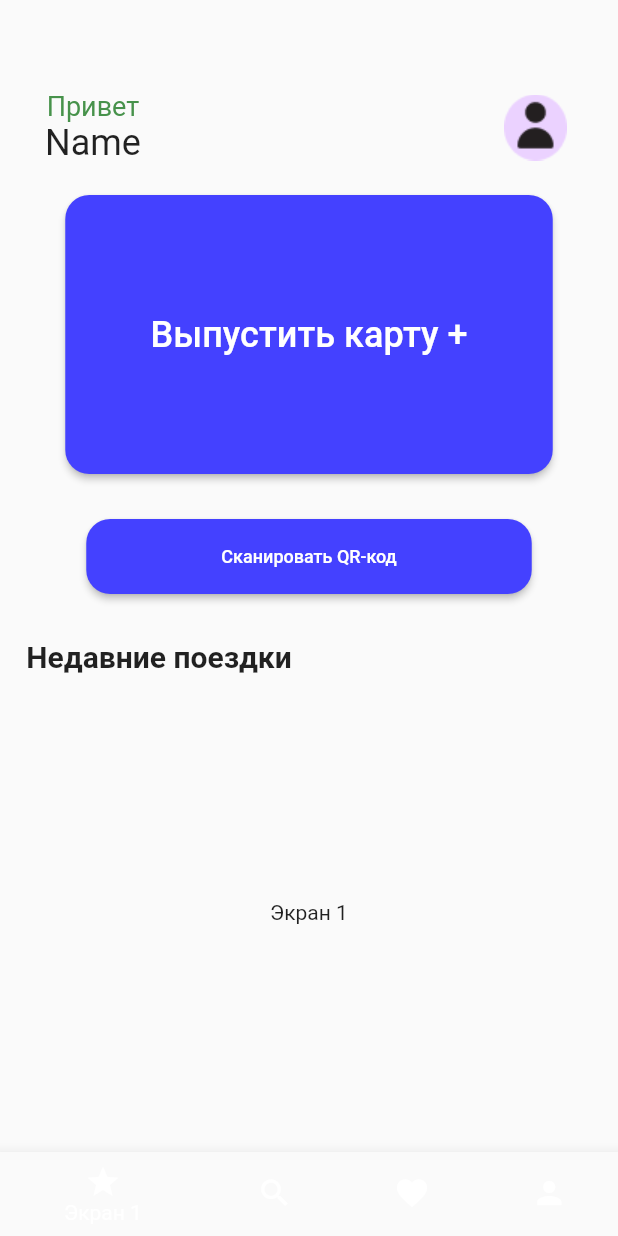
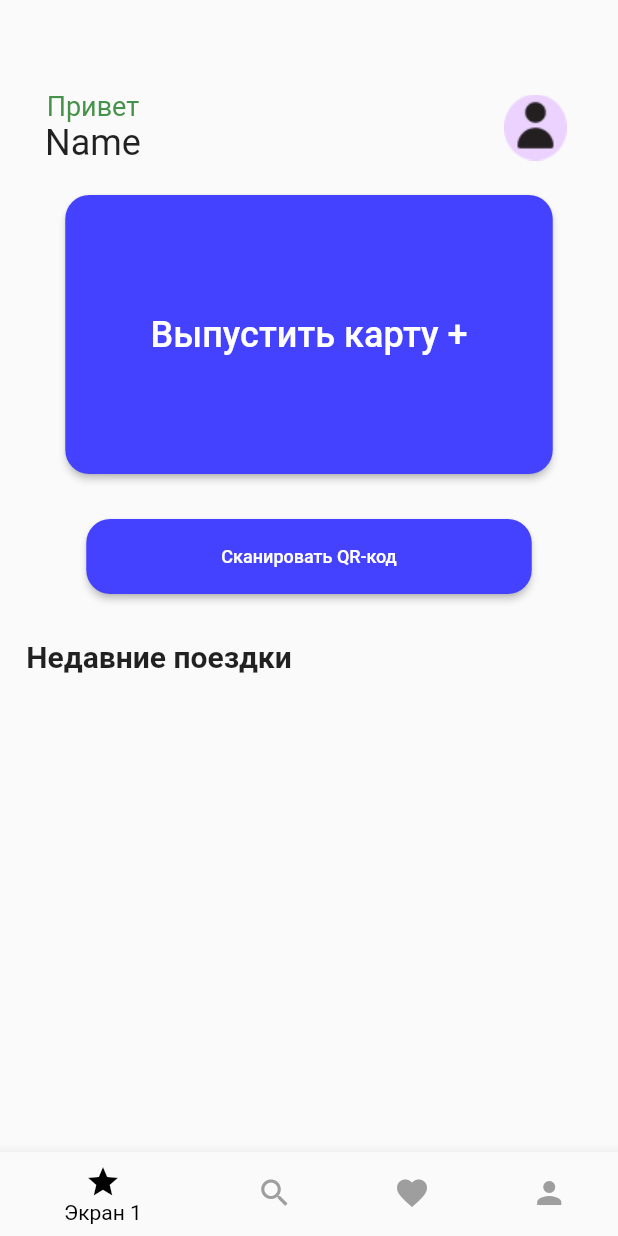
Before and after one commit to nazartsap/TranCard_mobile, a Flutter app: the screen it shows after launch, on a phone screen of 412 x 824 dp. Run offline on Flutter 3.47's test engine with Material 2 defaults, Android fonts, the phone set to English and light mode, and no system bars.

Commit message:
bottom_navigation corect

```diff
--- a/card/lib/main.dart
+++ b/card/lib/main.dart
@@ -2,6 +2,8 @@ import 'package:flutter/material.dart';
 import 'screens/login_screen.dart';
 import 'screens/register_screen.dart';
 import 'screens/home_screen.dart';
+import 'screens/bottom_navigation_bar.dart';
+
 void main() {
   runApp(MyApp());
 }
@@ -11,11 +13,10 @@ class MyApp extends StatelessWidget {
   Widget build(BuildContext context) {
     return MaterialApp(
       debugShowCheckedModeBanner: false,
-      home: HomeScreen(),
+      home: BottomNavigationBarWidget(), // Используем BottomNavigationBarWidget как главный экран
       routes: {
         '/login': (context) => LoginScreen(),
         '/register': (context) => RegisterScreen(),
-        '/home': (context) => HomeScreen(),
       },
     );
   }
--- a/card/lib/screens/bottom_navigation_bar.dart
+++ b/card/lib/screens/bottom_navigation_bar.dart
@@ -11,8 +11,9 @@ class BottomNavigationBarWidget extends StatefulWidget {
 class _BottomNavigationBarWidgetState extends State<BottomNavigationBarWidget> {
   int _selectedIndex = 0;
 
+
   final List<Widget> _screens = [
-    Screen1(),
+    HomeScreen(),
     Screen2(),
     Screen3(),
     Screen4(),
@@ -32,6 +33,8 @@ class _BottomNavigationBarWidgetState extends State<BottomNavigationBarWidget> {
       bottomNavigationBar: BottomNavigationBar(
         currentIndex: _selectedIndex,
         onTap: _onItemTapped,
+        unselectedItemColor: Colors.grey, // Цвет неактивных иконок
+        selectedItemColor: Colors.black, // Цвет активной иконки
         items: [
           BottomNavigationBarItem(
             icon: Icon(_customIcons[0]),
@@ -61,11 +64,107 @@ class _BottomNavigationBarWidgetState extends State<BottomNavigationBarWidget> {
   }
 }
 
-class Screen1 extends StatelessWidget {
+class HomeScreen extends StatelessWidget {
   @override
   Widget build(BuildContext context) {
-    return Center(
-      child: Text('Экран 1'),
+    return Scaffold(
+      body: Padding(
+        padding: EdgeInsets.only(top: 60.0), // Устанавливаем отступ сверху
+        child: Column(
+          children: [
+            Padding(
+              padding: EdgeInsets.symmetric(horizontal: 30.0),
+              child: Row(
+                mainAxisAlignment: MainAxisAlignment.spaceBetween,
+                children: [
+                  Column(
+                    children: [
+                      Text(
+                        'Привет',
+                        style: TextStyle(
+                          color: Color.fromARGB(255, 71, 146, 75),
+                          fontSize: 18,
+                        ),
+                      ),
+                      Text(
+                        'Name',
+                        style: TextStyle(
+                          fontSize: 24,
+                        ),
+                      ),
+                    ],
+                  ),
+                  GestureDetector(
+                    onTap: () {
+                      // Добавьте здесь обработчик нажатия
+                    },
+                    child: Image.asset(
+                      'assets/profile.png',
+                      width: 50,
+                      height: 50,
+                    ),
+                  ),
+                ],
+              ),
+            ),
+            SizedBox(height: 20),
+            ElevatedButton(
+              onPressed: () {
+                // Добавьте здесь обработчик нажатия
+              },
+              style: ElevatedButton.styleFrom(
+                primary: Color.fromARGB(255, 68, 65, 255),
+                onPrimary: Colors.white,
+                padding: EdgeInsets.all(16),
+                shape: RoundedRectangleBorder(
+                  borderRadius: BorderRadius.circular(16),
+                ),
+                minimumSize: Size(150, 50),
+                fixedSize: Size(325, 186),
+              ),
+              child: Text(
+                'Выпустить карту +',
+                style: TextStyle(
+                  fontSize: 24,
+                ),
+              ),
+            ),
+            SizedBox(height: 30),
+            ElevatedButton(
+              onPressed: () {
+                // Добавьте здесь обработчик нажатия
+              },
+              style: ElevatedButton.styleFrom(
+                primary: Color.fromARGB(255, 68, 65, 255),
+                onPrimary: Colors.white,
+                padding: EdgeInsets.all(16),
+                shape: RoundedRectangleBorder(
+                  borderRadius: BorderRadius.circular(16),
+                ),
+                minimumSize: Size(150, 50),
+                fixedSize: Size(297, 43),
+              ),
+              child: Text(
+                'Сканировать QR-код',
+                style: TextStyle(
+                  fontSize: 12,
+                ),
+              ),
+            ),
+            SizedBox(height: 30),
+            Padding(
+              padding: EdgeInsets.only(right: 200.0),
+              child: Text(
+                'Недавние поездки',
+                style: TextStyle(
+                  fontSize: 20,
+                  fontWeight: FontWeight.bold,
+                ),
+              ),
+            ),
+          ],
+        ),
+      ),
     );
   }
 }
```
